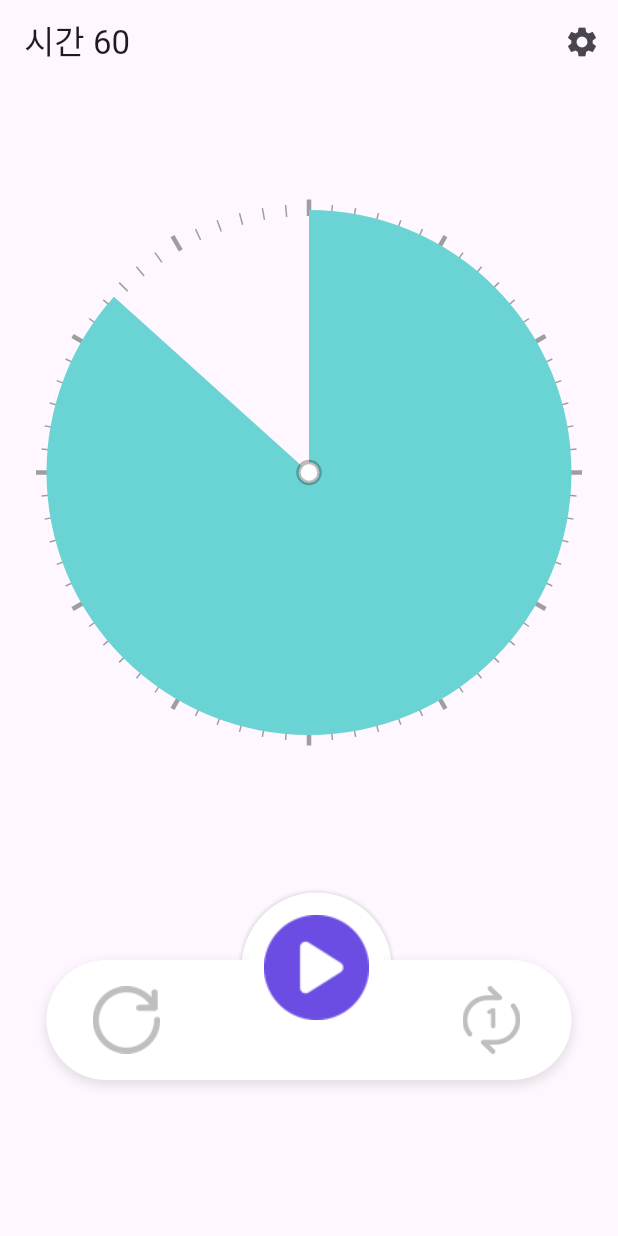
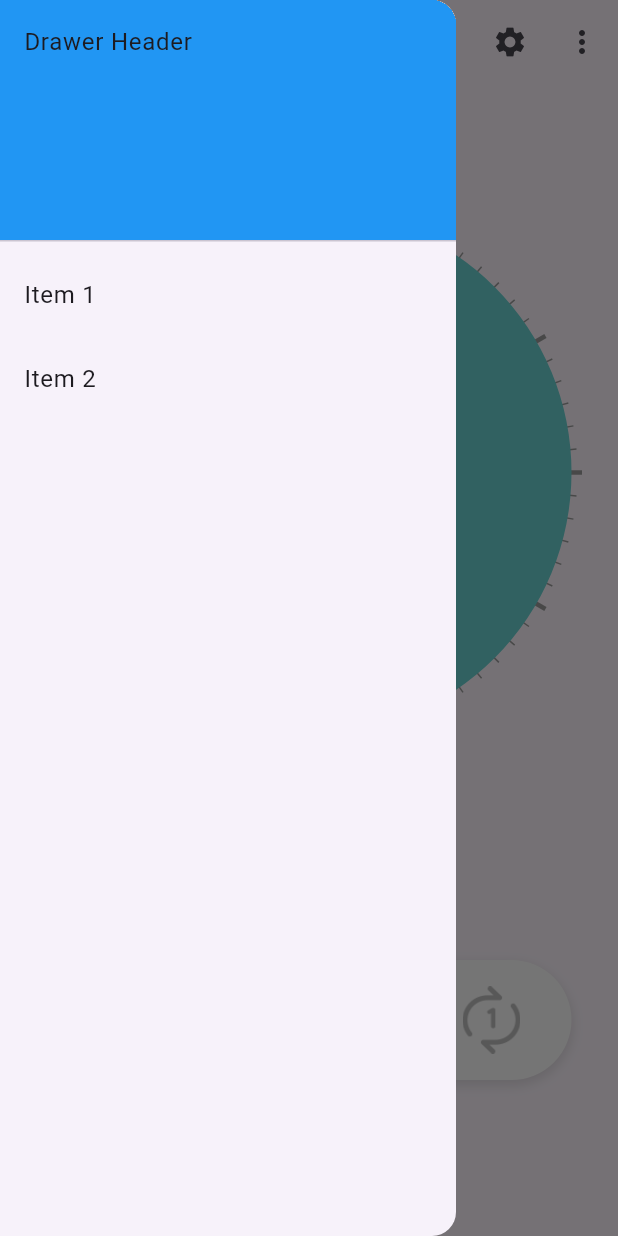
Before and after one commit to J-SSS/flutter_study, a Flutter app: the screen it shows after launch, with the side drawer open (before the commit the screen has no drawer), on a phone screen of 412 x 824 dp. Run offline on Flutter 3.47's test engine with Material 3 defaults, Android fonts, the phone set to English and light mode, and no system bars; our stand-ins replace webview_flutter.

Commit message:
[스터디] #006 drawer 위젯 추가

```diff
--- a/lib/time_timer/timer.dart
+++ b/lib/time_timer/timer.dart
@@ -71,11 +71,31 @@ class MyTimeTimer extends StatelessWidget {
         actions: [
           IconButton(
             icon: Icon(Icons.settings),
-            onPressed: () {
+            onPressed: () {},
+          ),
+          PopupMenuButton<String>(
+            onSelected: (value) {
+              // 팝업 메뉴에서 선택된 항목에 대한 동작 수행
+              print('Selected: $value');
             },
+            itemBuilder: (BuildContext context) => [
+              PopupMenuItem<String>(
+                value: 'item1',
+                child: Text('Item 1'),
+              ),
+              PopupMenuItem<String>(
+                value: 'item2',
+                child: Text('Item 2'),
+              ),
+              PopupMenuItem<String>(
+                value: 'item3',
+                child: Text('Item 3'),
+              ),
+            ],
           ),
         ],
       ),
+      drawer: MyDrawer(), // 보조 화면
       body: Center(
         child : Column(
           mainAxisAlignment: MainAxisAlignment.center,
@@ -296,3 +316,36 @@ class pizzaTypeBasePainter extends CustomPainter {
     return false;
   }
 }
+
+class MyDrawer extends StatelessWidget {
+  @override
+  Widget build(BuildContext context) {
+    return Drawer(
+      child: ListView(
+        padding: EdgeInsets.zero,
+        children: [
+          DrawerHeader(
+            decoration: BoxDecoration(
+              color: Colors.blue,
+            ),
+            child: Text('Drawer Header'),
+          ),
+          ListTile(
+            title: Text('Item 1'),
+            onTap: () {
+              // 리스트 항목을 눌렀을 때 수행할 동작
+              Navigator.pop(context); // Drawer를 닫는 코드
+            },
+          ),
+          ListTile(
+            title: Text('Item 2'),
+            onTap: () {
+              // 리스트 항목을 눌렀을 때 수행할 동작
+              Navigator.pop(context); // Drawer를 닫는 코드
+            },
+          ),
+        ],
+      ),
+    );
+  }
+}
```
